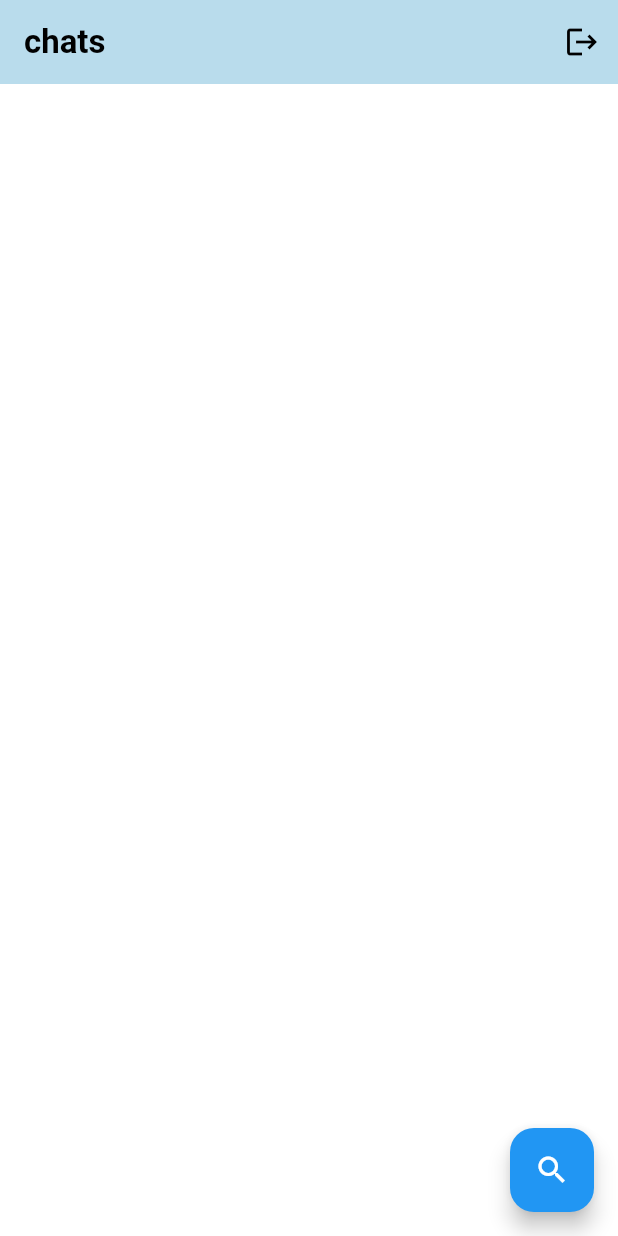
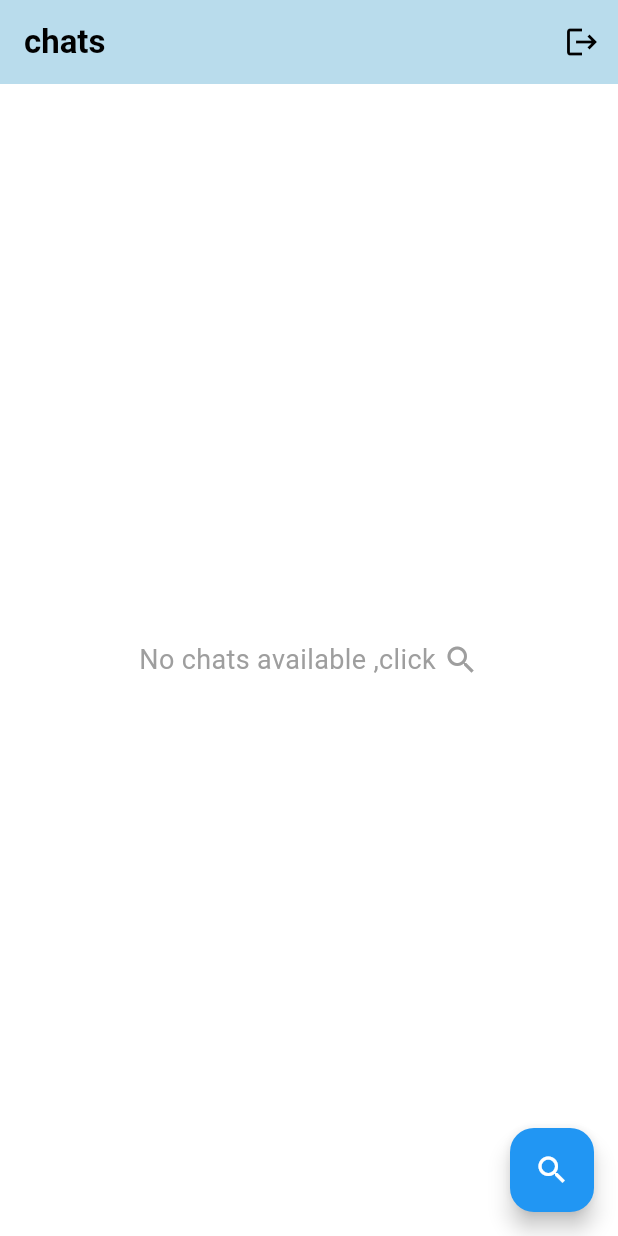
Before and after one commit to Arun4748d/sample, a Flutter app: the screen it shows once a user with an empty profile is signed in, on a phone screen of 412 x 824 dp. Run offline on Flutter 3.47's test engine with Material 3 defaults, Android fonts, the phone set to English and light mode, and no system bars; our stand-ins replace cloud_firestore, firebase_auth, firebase_core; accounts and stored records are empty.

```diff
--- a/lib/view/homscreen/homscreen.dart
+++ b/lib/view/homscreen/homscreen.dart
@@ -72,37 +72,58 @@ class _HomscreenState extends State<Homscreen> {
 
         body:Column(
   children: [
-            Expanded(child: StreamBuilder<QuerySnapshot>(
-              stream:chatprovider.getChats(loggedInUser!.uid) ,
+    Expanded(
+      child: StreamBuilder<QuerySnapshot>(
+        stream: chatprovider.getChats(loggedInUser!.uid),
         builder: (context, snapshot) {
-                if(!snapshot.hasData){
-                  return Center(child: CircularProgressIndicator(),);
+          if (!snapshot.hasData) {
+            return Center(child: CircularProgressIndicator());
           }
-                final chatDocs=snapshot.data!.docs;
+
+          final chatDocs = snapshot.data!.docs;
+
+          // Show a message if no chats exist
+          if (chatDocs.isEmpty) {
+            return Center(
+              child: Row(
+                mainAxisAlignment: MainAxisAlignment.center,
+                children: [
+                  Text(
+                    "No chats available ,click ",
+                    style: TextStyle(fontSize: 18, color: Colors.grey),
+                  ),
+                  Icon(Icons.search, color: Colors.grey,)
+                ],
+              ),
+            );
+          }
+
           return FutureBuilder<List<Map<String, dynamic>>>(
             future: Future.wait(chatDocs.map((chatDoc) => fetchchatdata(chatDoc.id))),
+            builder: (context, snapshot) {
+              if (!snapshot.hasData) {
+                return Center(child: CircularProgressIndicator());
+              }
 
-                  builder: (context, snapshot) {
-                         if(!snapshot.hasData){
-                        return Center(
-                          child: CircularProgressIndicator(),
-                        );
-                         }
-                         final chatDataList=snapshot.data!;
+              final chatDataList = snapshot.data!;
+
               return ListView.builder(
                 itemCount: chatDataList.length,
-                          itemBuilder:
-                         (context, index) {
-                          final chatData=chatDataList[index];
+                itemBuilder: (context, index) {
+                  final chatData = chatDataList[index];
                   return ChatTile(
                     chatId: chatData["chatId"],
-                            lastMessage:chatData["lastMessage"],
+                    lastMessage: chatData["lastMessage"],
                     timestamp: chatData["timestamp"],
-                            receiverData:chatData["userData"]);
-                         },);
-                  }
+                    receiverData: chatData["userData"],
                   );
-               },))
+                },
+              );
+            },
+          );
+        },
+      ),
+    ),
   ],
 ),
         floatingActionButton: FloatingActionButton(
```
Lines whose indentation alone changed are shown as unchanged.
